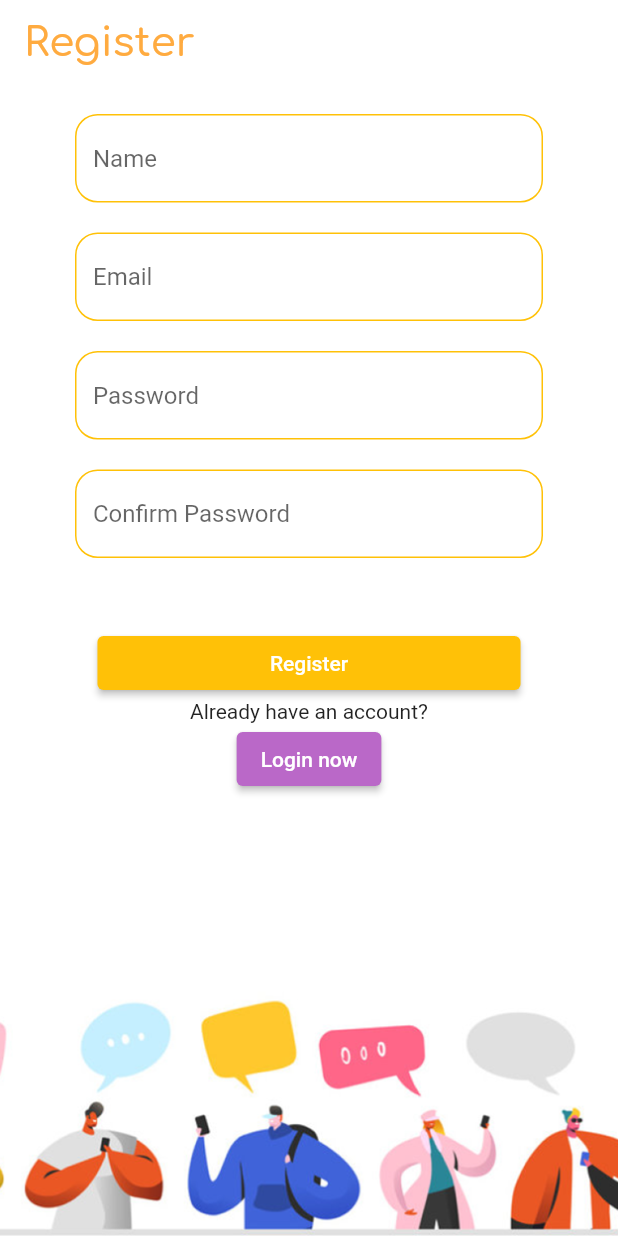
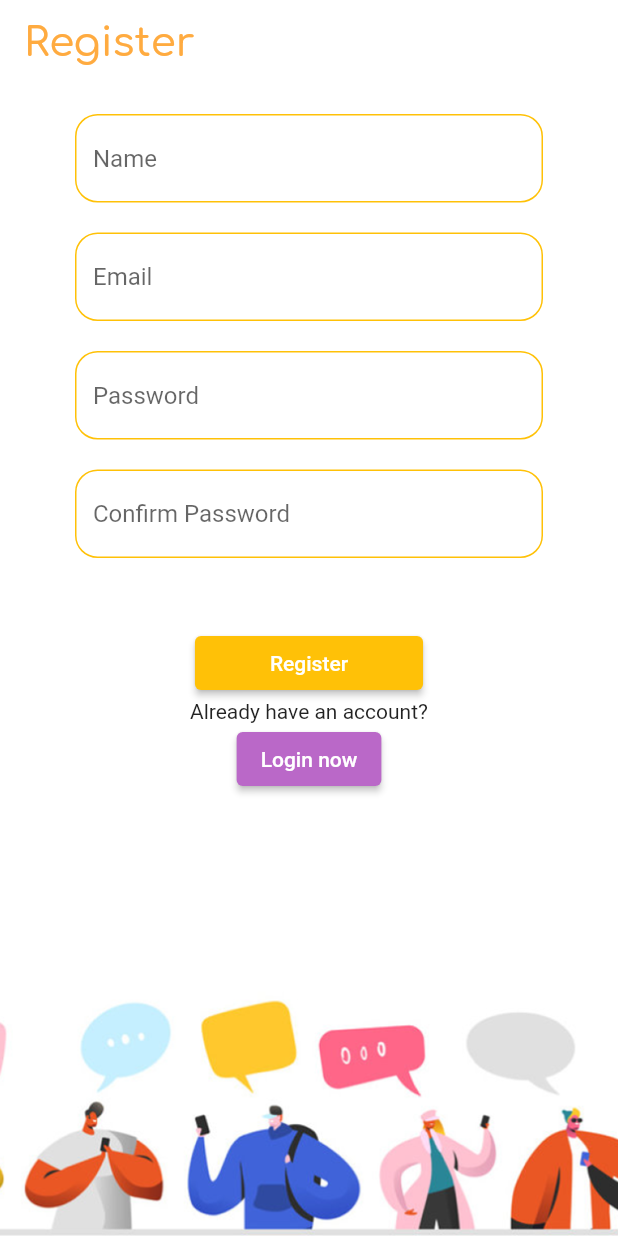
Before and after one commit to hudanazy/gather-go-, a Flutter app: the screen it shows after launch, after a tap on "Login", after a tap on "Register now", on a phone screen of 412 x 824 dp. Run offline on Flutter 3.47's test engine with Material 2 defaults, Android fonts, the phone set to English and light mode, and no system bars; our stand-ins replace animated_splash_screen, cloud_firestore, firebase_auth, firebase_core, firebase_storage, flutter_local_notifications and 7 more; accounts and stored records are empty.

Commit message:
button size

```diff
--- a/lib/screens/authenticate/register.dart
+++ b/lib/screens/authenticate/register.dart
@@ -182,7 +182,7 @@ class _RegisterState extends State<Register> {
                               MaterialStateProperty.all(Colors.white),
                           padding: MaterialStateProperty.all(
                               EdgeInsets.symmetric(
-                                  vertical: 10, horizontal: 115)),
+                                  vertical: 10, horizontal: 50)),
                         ),
                       ),
                       Text('Already have an account?'),
--- a/lib/screens/authenticate/sign_in.dart
+++ b/lib/screens/authenticate/sign_in.dart
@@ -1,6 +1,5 @@
 import 'package:flutter/material.dart';
 import 'package:gather_go/screens/admin/eventdetailsLogo.dart';
-
 
 import 'package:gather_go/services/auth.dart';
 import 'package:gather_go/shared/contants.dart';
@@ -121,7 +120,7 @@ class _SignInState extends State<SignIn> {
                               MaterialStateProperty.all(Colors.white),
                           padding: MaterialStateProperty.all(
                               EdgeInsets.symmetric(
-                                  vertical: 10, horizontal: 123)),
+                                  vertical: 10, horizontal: 50)),
                         ),
                       ),
                       Text('Don’t have an account?'),
```
Also changed, not shown: lib/screens/admin/adminEvent.dart (+5 -2 lines).
